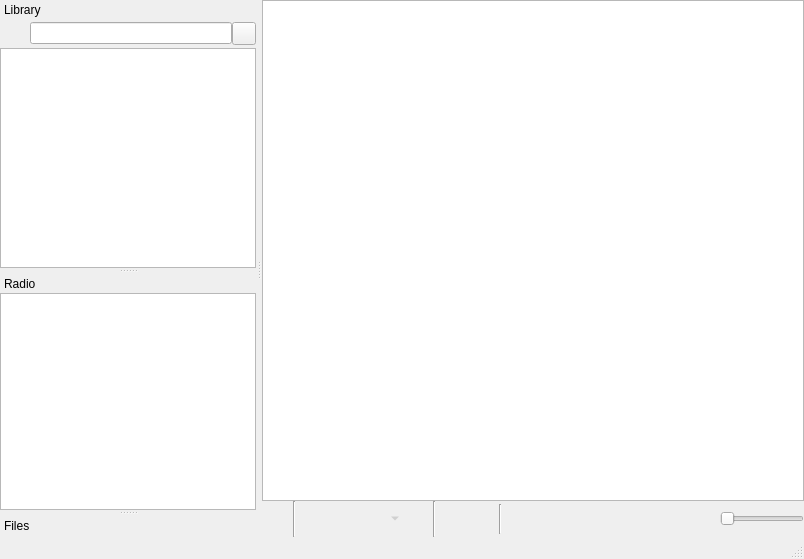
Above: src/mainwindow.ui from clementine-player/Clementine before the change. Below: the same form after it.
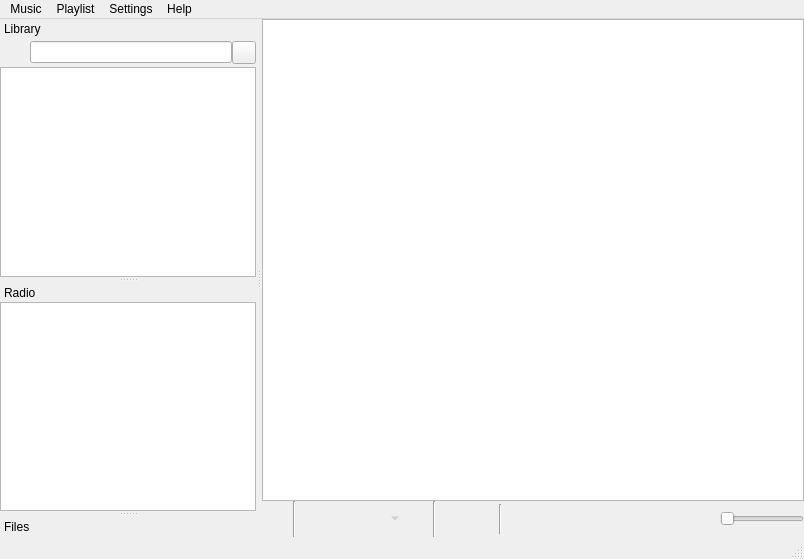
That is the form after the change. Icons and pictures are not drawn. Custom widgets are drawn as their Qt base class.

Diff of the .ui file:
```diff
--- a/src/mainwindow.ui
+++ b/src/mainwindow.ui
@@ -428,6 +428,52 @@
     </layout>
    </widget>
   </widget>
+  <widget class="QMenuBar" name="menuBar">
+   <property name="geometry">
+    <rect>
+     <x>0</x>
+     <y>0</y>
+     <width>804</width>
+     <height>23</height>
+    </rect>
+   </property>
+   <widget class="QMenu" name="menuMusic">
+    <property name="title">
+     <string>Music</string>
+    </property>
+    <addaction name="action_previous_track"/>
+    <addaction name="action_play_pause"/>
+    <addaction name="action_stop"/>
+    <addaction name="action_next_track"/>
+    <addaction name="separator"/>
+    <addaction name="action_love"/>
+    <addaction name="action_ban"/>
+    <addaction name="separator"/>
+    <addaction name="action_quit"/>
+   </widget>
+   <widget class="QMenu" name="menuPlaylist">
+    <property name="title">
+     <string>Playlist</string>
+    </property>
+    <addaction name="action_clear_playlist"/>
+   </widget>
+   <widget class="QMenu" name="menuSettings">
+    <property name="title">
+     <string>Settings</string>
+    </property>
+    <addaction name="action_configure"/>
+   </widget>
+   <widget class="QMenu" name="menuHelp">
+    <property name="title">
+     <string>Help</string>
+    </property>
+    <addaction name="action_about"/>
+   </widget>
+   <addaction name="menuMusic"/>
+   <addaction name="menuPlaylist"/>
+   <addaction name="menuSettings"/>
+   <addaction name="menuHelp"/>
+  </widget>
   <action name="action_previous_track">
    <property name="icon">
     <iconset>
```
Left out of the diff: 44 changed lines with no effect on the pictures.
